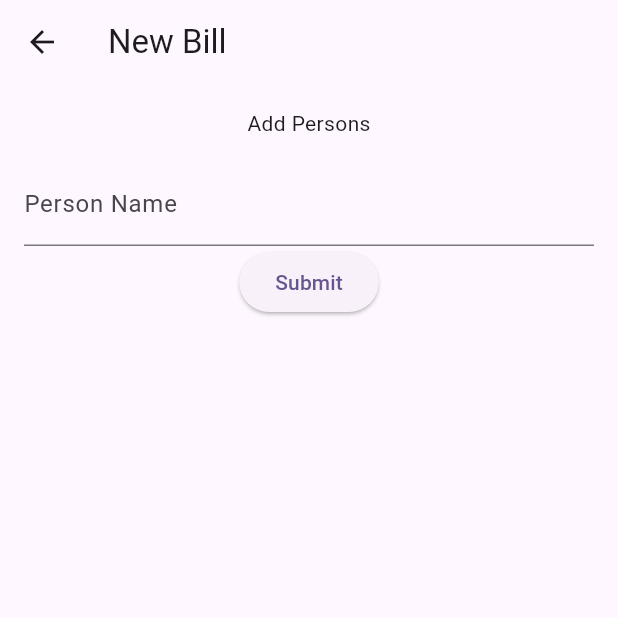
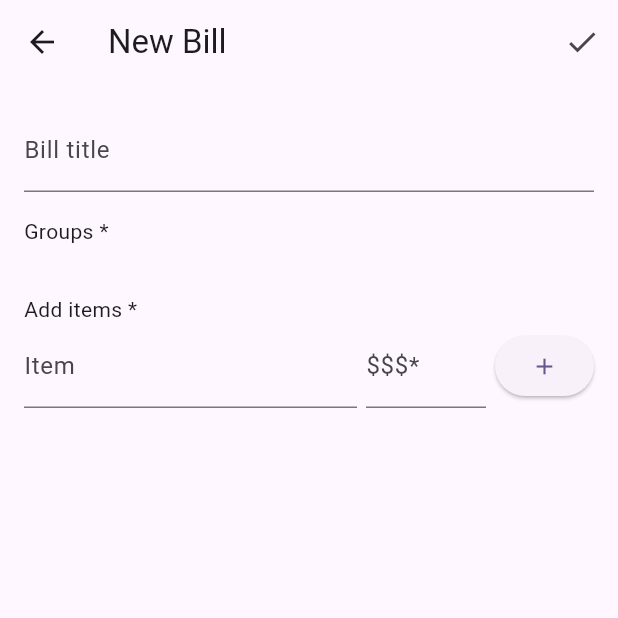
Before and after one commit to laugramaglia/split-bill, a Flutter app: the NewBillView screen opened directly, on a phone screen of 412 x 824 dp, the top half of it. Run offline on Flutter 3.47's test engine with Material 3 defaults, Android fonts, the light colour scheme and no system bars; our stand-ins replace auto_route, hive, hive_flutter; accounts and stored records are empty.

Commit message:
missing export only

```diff
--- a/lib/features/add_bill/presentation/ui/views/new_bill_view.dart
+++ b/lib/features/add_bill/presentation/ui/views/new_bill_view.dart
@@ -1,10 +1,29 @@
+import 'dart:developer';
+
 import 'package:auto_route/auto_route.dart';
+import 'package:flutter/cupertino.dart';
 import 'package:flutter/material.dart';
+import 'package:provider/provider.dart';
+import 'package:split_bill/config/routes/routes_names.dart';
+import 'package:split_bill/features/add_bill/presentation/ui/widgets/add_item_form.dart';
+import 'package:split_bill/features/all_bills/data/models/bill_model.dart';
+import 'package:split_bill/features/all_bills/data/models/items_bill_model.dart';
+import 'package:split_bill/features/all_bills/presentation/providers/all_bills_provider.dart';
+import 'package:split_bill/features/groups/presentation/ui/widgets/list_groups_small.dart';
 
 @RoutePage()
-class NewBillView extends StatelessWidget {
+class NewBillView extends StatefulWidget {
   const NewBillView({super.key});
 
+  @override
+  State<NewBillView> createState() => _NewBillViewState();
+}
+
+class _NewBillViewState extends State<NewBillView> {
+  final _formKey = GlobalKey<FormState>();
+  List<String> _listUsersStrings = [];
+  String _title = '';
+  List<ItemsBill> _billItems = [];
   @override
   Widget build(BuildContext context) {
     return Scaffold(
@@ -13,69 +32,65 @@ class NewBillView extends StatelessWidget {
             icon: const Icon(Icons.arrow_back),
             onPressed: () => context.router.pop(),
           ),
+          actions: [
+            IconButton(
+              icon: const Icon(Icons.check),
+              onPressed: () {
+                if (_formKey.currentState!.validate()) {
+                  final Bill bill = Bill(
+                    title: _title,
+                    listItems: _billItems,
+                  );
+                  log(bill.toString());
+                  context.read<AllBillsProvider>().addBill(bill).then((_) {
+                    context.router.pop();
+                  });
+                }
+              },
+            )
+          ],
           title: const Text('New Bill'),
         ),
-        body: ListView(
-          padding: const EdgeInsets.all(16),
-          children: [
-            // add Persons
-            AddPersonForm()
-          ],
+        body: Form(
+          key: _formKey,
+          child: ListView(
+            padding: const EdgeInsets.all(16),
+            children: [
+              TextFormField(
+                onChanged: (value) {
+                  setState(() {
+                    _title = value;
+                  });
+                },
+                decoration: const InputDecoration(
+                  labelText: 'Bill title',
+                ),
+              ),
+
+              // read groups
+              const SizedBox(height: 16),
+              const Text('Groups *'),
+              ListGroupsSmall(
+                onChange: (users) {
+                  setState(() {
+                    _listUsersStrings = users ?? [];
+                  });
+                },
+              ),
+              const SizedBox(height: 32),
+
+              // Add items
+              const Text('Add items *'),
+              AddItemForm(
+                listUsers: _listUsersStrings,
+                onSubmit: (listItems) {
+                  setState(() {
+                    _billItems = listItems;
+                  });
+                },
+              ),
+            ],
+          ),
         ));
   }
 }
-
-class AddPersonForm extends StatefulWidget {
-  const AddPersonForm({super.key});
-
-  @override
-  State<AddPersonForm> createState() => _AddPersonFormState();
-}
-
-class _AddPersonFormState extends State<AddPersonForm> {
-  final _formKey = GlobalKey<FormState>();
-  final _controller = TextEditingController();
-  var listUsers = <String>[];
-
-  @override
-  Widget build(BuildContext context) {
-    return Column(
-      children: [
-        // add Persons
-        const Text('Add Persons'),
-        const SizedBox(height: 16),
-        Form(
-          key: _formKey,
-          child: Column(
-            children: <Widget>[
-              TextFormField(
-                controller: _controller,
-                decoration: const InputDecoration(
-                  labelText: 'Person Name',
-                ),
-                validator: (value) {
-                  if (value == null || value.isEmpty) {
-                    return 'Please enter a name';
-                  }
-                  return null;
-                },
-              ),
-              ElevatedButton(
-                onPressed: () {
-                  if (_formKey.currentState?.validate() ?? false) {
-                    // add form value to list
-                    setState(() {
-                      listUsers.add(_controller.text);
-                    });
-                  }
-                },
-                child: const Text('Submit'),
-              ),
-            ],
-          ),
-        ),
-        ...listUsers.map((e) => Text(e)),
-      ],
-    );
-  }
-}
--- /dev/null
+++ b/lib/features/add_bill/presentation/ui/widgets/add_item_form.dart
@@ -0,0 +1,133 @@
+import 'package:flutter/material.dart';
+import 'package:split_bill/features/all_bills/data/models/items_bill_model.dart';
+import 'package:split_bill/features/all_bills/data/models/user_bill_model.dart';
+import 'package:split_bill/features/all_bills/presentation/ui/widgets/bill_item_persons_expansion_tile.dart';
+
+class AddItemForm extends StatefulWidget {
+  final List<String> listUsers;
+  final Function(List<ItemsBill> listItems) onSubmit;
+  const AddItemForm(
+      {super.key, required this.listUsers, required this.onSubmit});
+
+  @override
+  State<AddItemForm> createState() => _AddItemFormState();
+}
+
+class _AddItemFormState extends State<AddItemForm> {
+  final _formKey = GlobalKey<FormState>();
+
+  List<ItemsBill> _listUsers = [];
+  Map<String, dynamic> _mapUsers = {};
+  @override
+  Widget build(BuildContext context) {
+    return Column(
+      children: [
+        Form(
+          key: _formKey,
+          child: Row(
+            children: [
+              Expanded(
+                child: TextFormField(
+                  onChanged: (value) {
+                    setState(() {
+                      _mapUsers[ItemsBill.jsonNameKey] = value;
+                    });
+                  },
+                  decoration: const InputDecoration(
+                    labelText: 'Item',
+                  ),
+                  validator: (value) {
+                    if (value == null || value.isEmpty) {
+                      return 'Please enter some text';
+                    }
+                    return null;
+                  },
+                ),
+              ),
+              Padding(
+                padding: const EdgeInsets.symmetric(horizontal: 6),
+                child: SizedBox(
+                  width: 80,
+                  child: TextFormField(
+                    onChanged: (value) {
+                      setState(() {
+                        _mapUsers[ItemsBill.jsonAmountKey] =
+                            double.tryParse(value)?.ceilToDouble();
+                      });
+                    },
+                    decoration: const InputDecoration(
+                      labelText: '\$\$\$*',
+                    ),
+                    keyboardType: TextInputType.number,
+                    validator: (value) {
+                      if (value == null || value.isEmpty) {
+                        return '';
+                      }
+                      if (double.tryParse(value) == null) {
+                        return '';
+                      }
+                      return null;
+                    },
+                  ),
+                ),
+              ),
+              ElevatedButton(
+                  onPressed: () {
+                    if (_formKey.currentState!.validate()) {
+                      // add usr bill
+                      setState(() {
+                        _listUsers.add(
+                          ItemsBill(
+                            name: _mapUsers[ItemsBill.jsonNameKey],
+                            amount: _mapUsers[ItemsBill.jsonAmountKey],
+                            listPersons: List.from(
+                              widget.listUsers.map(
+                                (e) => UserBill(
+                                  name: e,
+                                  hasToPay: true,
+                                ),
+                              ),
+                            ),
+                          ),
+                        );
+                        _formKey.currentState!.reset();
+                        // dismiss keyboard
+                        FocusScope.of(context).unfocus();
+                        widget.onSubmit.call(_listUsers);
+                      });
+                    }
+                  },
+                  child: const Icon(Icons.add)),
+            ],
+          ),
+        ),
+
+        // show list items as Expandable list tile
+
+        ListView.builder(
+          shrinkWrap: true,
+          itemCount: _listUsers.length,
+          reverse: true,
+          itemBuilder: (context, index) {
+            return ExpansionTile(
+              title: Text(_listUsers[index].name),
+              subtitle: Text(_listUsers[index].amountDividedPersonString),
+              children: [
+                BillItemPersonsExpansionTile(
+                  users: _listUsers[index].listPersons,
+                  onTap: (value, indexUser, _) {
+                    setState(() {
+                      _listUsers[index].listPersons[indexUser].hasToPay =
+                          value!;
+                      widget.onSubmit.call(_listUsers);
+                    });
+                  },
+                ),
+              ],
+            );
+          },
+        ),
+      ],
+    );
+  }
+}
--- a/lib/features/all_bills/data/models/bill_model.dart
+++ b/lib/features/all_bills/data/models/bill_model.dart
@@ -32,4 +32,7 @@ class Bill extends HiveObject {
   }
 
   String get totalAmountString => '\$$_totalAmount';
+
+  @override
+  String toString() => 'Bill(title: $title, listItems: $listItems)';
 }
--- a/lib/features/all_bills/data/models/items_bill_model.dart
+++ b/lib/features/all_bills/data/models/items_bill_model.dart
@@ -9,14 +9,11 @@ class ItemsBill extends HiveObject {
   @HiveField(1)
   final double amount;
   @HiveField(2)
-  final String id;
-  @HiveField(3)
   final List<UserBill> listPersons;
 
   ItemsBill({
     required this.name,
     required this.amount,
-    required this.id,
     required this.listPersons,
   });
 
@@ -31,14 +28,27 @@ class ItemsBill extends HiveObject {
   ItemsBill copyWith({
     String? name,
     double? amount,
-    String? id,
     List<UserBill>? listPersons,
   }) {
     return ItemsBill(
       name: name ?? this.name,
       amount: amount ?? this.amount,
-      id: id ?? this.id,
       listPersons: listPersons ?? this.listPersons,
     );
   }
+
+  factory ItemsBill.fromJson(Map<String, dynamic> json) => ItemsBill(
+        name: json[jsonNameKey],
+        amount: json[jsonAmountKey],
+        listPersons: List<UserBill>.from(
+            json[jsonListPersonsKey].map((x) => UserBill.fromJson(x))),
+      );
+
+  @override
+  String toString() =>
+      'ItemsBill(name: $name, amount: $amount, listPersons: $listPersons)';
+
+  static String jsonNameKey = 'name',
+      jsonAmountKey = 'amount',
+      jsonListPersonsKey = 'listPersons';
 }
--- a/lib/features/all_bills/data/models/user_bill_model.dart
+++ b/lib/features/all_bills/data/models/user_bill_model.dart
@@ -24,6 +24,13 @@ class UserBill extends HiveObject {
     );
   }
 
+  factory UserBill.fromJson(Map<String, dynamic> json) => UserBill(
+        name: json[jsonNameKey],
+        hasToPay: json[jsonHasToPayKey],
+      );
+
+  static const String jsonNameKey = 'name', jsonHasToPayKey = 'hasToPay';
+
   @override
   String toString() => 'UserBill(name: $name, hasToPay: $hasToPay)';
 }
--- a/lib/features/all_bills/domain/repositories/all_bills_repository.dart
+++ b/lib/features/all_bills/domain/repositories/all_bills_repository.dart
@@ -38,6 +38,7 @@ class AllBillRepository {
   Future<(AllBills, AppException?)> updateBill(key, Bill bill) async {
     try {
       await AllBillsHiveBox.instance.updateBill(key, bill);
+
       final allBills = AllBillsHiveBox.instance.getAllBills();
       return (allBills, null);
     } on HiveError catch (e) {
--- a/lib/features/all_bills/presentation/providers/all_bills_provider.dart
+++ b/lib/features/all_bills/presentation/providers/all_bills_provider.dart
@@ -19,7 +19,7 @@ class AllBillsProvider extends AsyncStateNotifier<AllBills> {
   // *****************************************
   // * List of bills
   // *****************************************
-  void addBill(Bill bill) async {
+  Future<void> addBill(Bill bill) async {
     setState = LoadingState();
 
     final (bills, error) = await billRepository.addBill(bill);
@@ -30,7 +30,7 @@ class AllBillsProvider extends AsyncStateNotifier<AllBills> {
     setState = DataState(bills);
   }
 
-  Future<void> updateBill(key, Bill bill) async {
+  Future<void> updateBill(Bill bill, [key]) async {
     setState = LoadingState();
 
     final (bills, error) = await billRepository.updateBill(key, bill);
--- a/lib/features/all_bills/presentation/ui/views/edite_bill_view.dart
+++ b/lib/features/all_bills/presentation/ui/views/edite_bill_view.dart
@@ -40,7 +40,7 @@ class _EditeBillViewState extends State<EditeBillView> {
                 );
                 context
                     .read<AllBillsProvider>()
-                    .updateBill(widget.item.key, finalItem);
+                    .updateBill(finalItem, widget.item.key);
               }
             },
             child: const Text('Save'),
```
Also changed, not shown: lib/common/widgets/hero_card_animation_big.dart (+5 -2 lines), lib/common/widgets/hero_card_animation_small.dart (+8 -3 lines), lib/features/all_bills/presentation/ui/widgets/bill_card.dart (+26 -24 lines), lib/features/all_bills/presentation/ui/widgets/bill_item_persons_expansion_tile.dart (added, +27 -0 lines), lib/features/groups/presentation/ui/widgets/list_groups_small.dart (added, +58 -0 lines), lib/features/all_bills/data/models/items_bill_model.g.dart.
